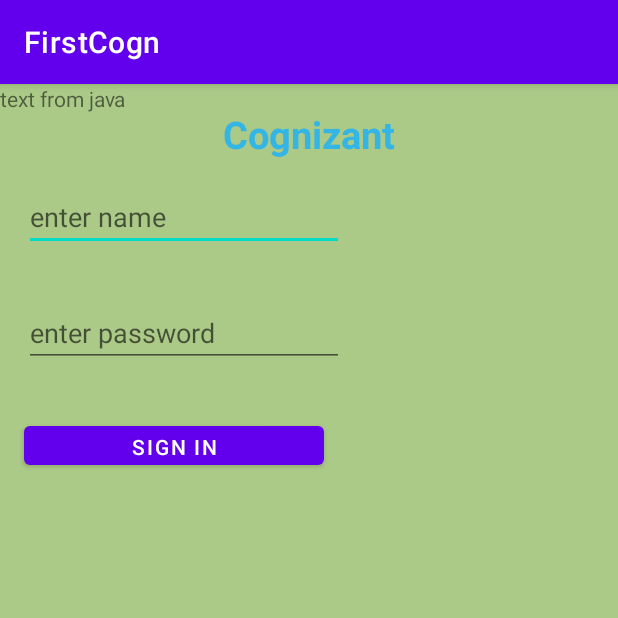
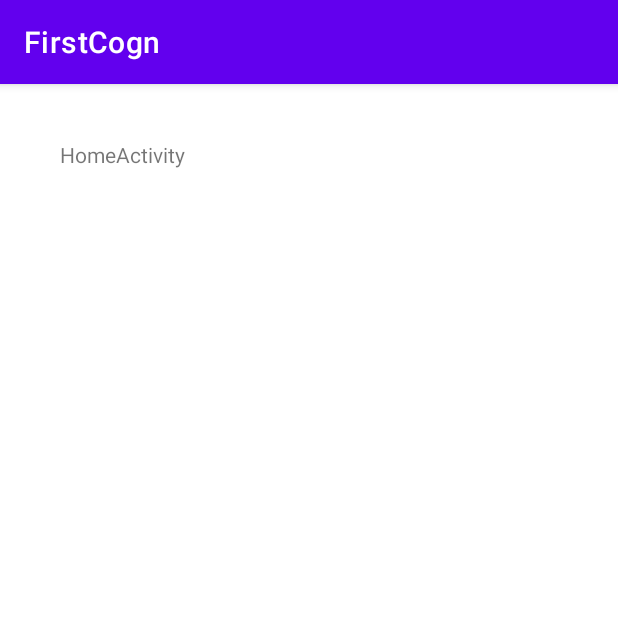
Before and after one commit to abdultanveer/FirstCogn, an Android app: the screen it shows after launch (MainActivity before the commit, HomeActivity after it), after a tap on "SIGN IN", on a phone screen of 412 x 824 dp, the top half of it. Run offline under Robolectric (Android 15) with nearby library versions, the phone set to English and light mode, and no system bars.

Commit message:
creating n starting another activity

```diff
--- a/app/build.gradle
+++ b/app/build.gradle
@@ -1,5 +1,6 @@
 plugins {
     id 'com.android.application'
+    id 'kotlin-android'
 }
 
 android {
--- a/app/src/main/AndroidManifest.xml
+++ b/app/src/main/AndroidManifest.xml
@@ -10,6 +10,9 @@
         android:supportsRtl="true"
         android:theme="@style/Theme.FirstCogn">
         <activity
+            android:name=".HomeActivity"
+            android:exported="false" />
+        <activity
             android:name=".MainActivity"
             android:exported="true">
             <intent-filter>
--- /dev/null
+++ b/app/src/main/java/com/abdul/firstcogn/HomeActivity.kt
@@ -0,0 +1,11 @@
+package com.abdul.firstcogn
+
+import androidx.appcompat.app.AppCompatActivity
+import android.os.Bundle
+
+class HomeActivity : AppCompatActivity() {
+    override fun onCreate(savedInstanceState: Bundle?) {
+        super.onCreate(savedInstanceState)
+        setContentView(R.layout.activity_home)
+    }
+}
--- a/app/src/main/java/com/abdul/firstcogn/MainActivity.java
+++ b/app/src/main/java/com/abdul/firstcogn/MainActivity.java
@@ -3,6 +3,7 @@ package com.abdul.firstcogn;
 import androidx.appcompat.app.AppCompatActivity;
 import androidx.constraintlayout.widget.ConstraintLayout;
 
+import android.content.Intent;
 import android.os.Bundle;
 import android.util.Log;
 import android.view.View;
@@ -31,9 +32,10 @@ public class MainActivity extends AppCompatActivity implements View.OnFocusChang
     }
 
     public void clickHandler(View view) {
-
-        String value = nameEditText.getText().toString();   //using nameEdittext here
-        Toast.makeText(this, value, Toast.LENGTH_SHORT).show();
+        Intent hIntent = new Intent(this,HomeActivity.class);
+        startActivity(hIntent);
+       /* String value = nameEditText.getText().toString();   //using nameEdittext here
+        Toast.makeText(this, value, Toast.LENGTH_SHORT).show();*/
     }
 
     @Override
--- /dev/null
+++ b/app/src/main/res/layout/activity_home.xml
@@ -0,0 +1,18 @@
+<?xml version="1.0" encoding="utf-8"?>
+<androidx.constraintlayout.widget.ConstraintLayout xmlns:android="http://schemas.android.com/apk/res/android"
+    xmlns:app="http://schemas.android.com/apk/res-auto"
+    xmlns:tools="http://schemas.android.com/tools"
+    android:layout_width="match_parent"
+    android:layout_height="match_parent"
+    tools:context=".HomeActivity">
+
+    <TextView
+        android:id="@+id/textView2"
+        android:layout_width="wrap_content"
+        android:layout_height="wrap_content"
+        android:layout_marginStart="40dp"
+        android:layout_marginTop="37dp"
+        android:text="HomeActivity"
+        app:layout_constraintStart_toStartOf="parent"
+        app:layout_constraintTop_toTopOf="parent" />
+</androidx.constraintlayout.widget.ConstraintLayout>
--- a/build.gradle
+++ b/build.gradle
@@ -6,6 +6,7 @@ buildscript {
     }
     dependencies {
         classpath "com.android.tools.build:gradle:7.0.4"
+        classpath 'org.jetbrains.kotlin:kotlin-gradle-plugin:1.6.10'
 
         // NOTE: Do not place your application dependencies here; they belong
         // in the individual module build.gradle files
```
